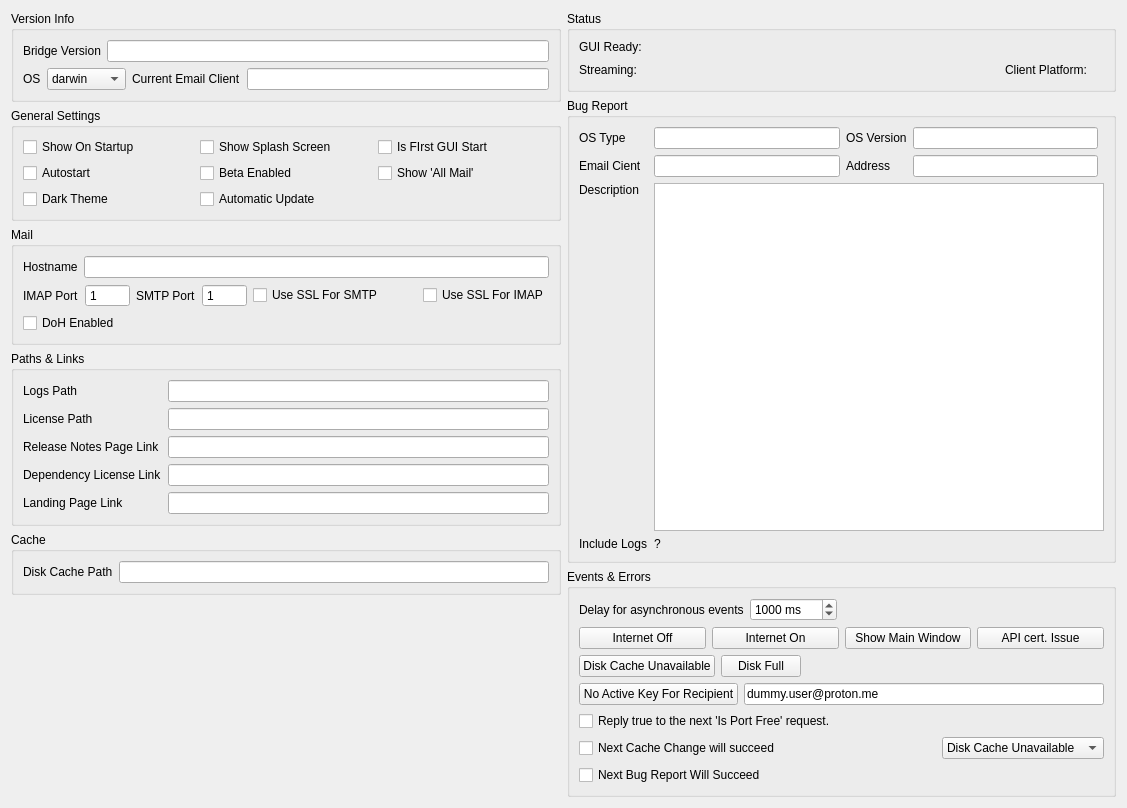
Before: the Qt Designer form internal/frontend/bridge-gui/bridge-gui-tester/Tabs/SettingsTab.ui in ProtonMail/proton-bridge, drawn with Qt 5.
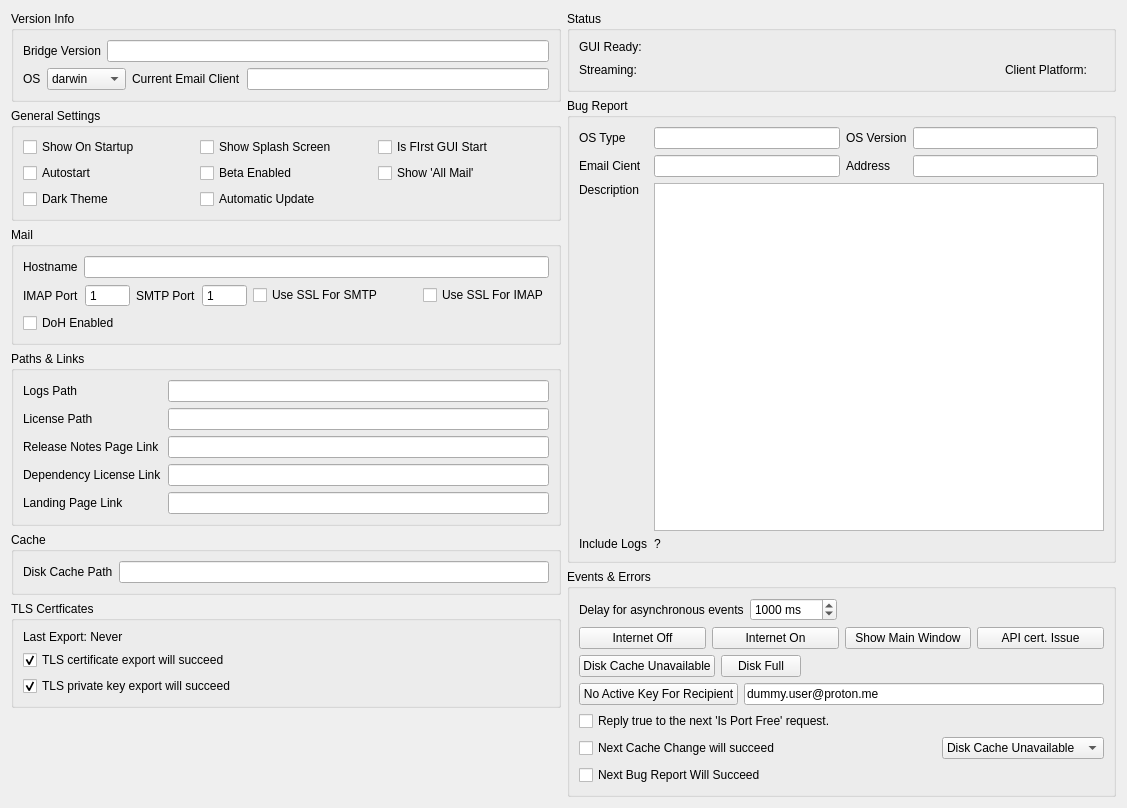
After: the same form once the commit is applied.

What changed in the file:
```diff
--- a/internal/frontend/bridge-gui/bridge-gui-tester/Tabs/SettingsTab.ui
+++ b/internal/frontend/bridge-gui/bridge-gui-tester/Tabs/SettingsTab.ui
@@ -372,6 +372,48 @@
          </layout>
         </widget>
        </item>
+       <item>
+        <widget class="QGroupBox" name="groupCache_2">
+         <property name="minimumSize">
+          <size>
+           <width>0</width>
+           <height>0</height>
+          </size>
+         </property>
+         <property name="title">
+          <string>TLS Certficates</string>
+         </property>
+         <layout class="QVBoxLayout" name="verticalLayout_9">
+          <item>
+           <widget class="QLabel" name="labeLastTLSCertsExport">
+            <property name="text">
+             <string>Last Export: Never</string>
+            </property>
+           </widget>
+          </item>
+          <item>
+           <widget class="QCheckBox" name="checkTLSCertExportWillSucceed">
+            <property name="text">
+             <string>TLS certificate export will succeed</string>
+            </property>
+            <property name="checked">
+             <bool>true</bool>
+            </property>
+           </widget>
+          </item>
+          <item>
+           <widget class="QCheckBox" name="checkTLSKeyExportWillSucceed">
+            <property name="text">
+             <string>TLS private key export will succeed</string>
+            </property>
+            <property name="checked">
+             <bool>true</bool>
+            </property>
+           </widget>
+          </item>
+         </layout>
+        </widget>
+       </item>
        <item>
         <spacer name="verticalSpacer_2">
          <property name="orientation">
```
